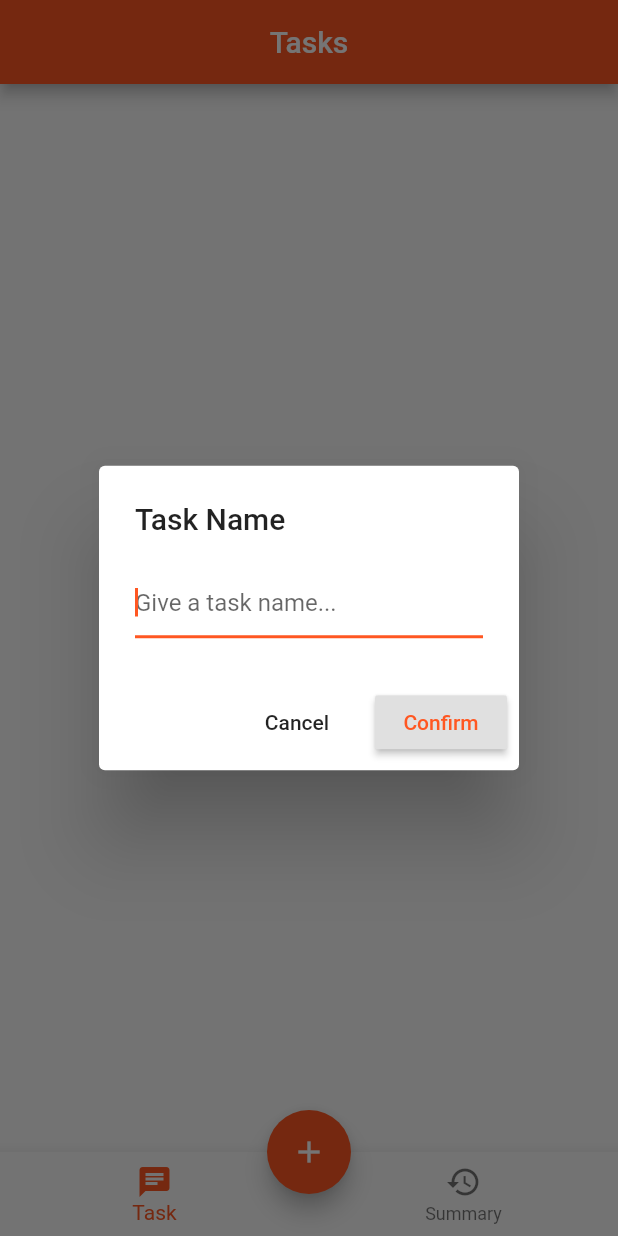
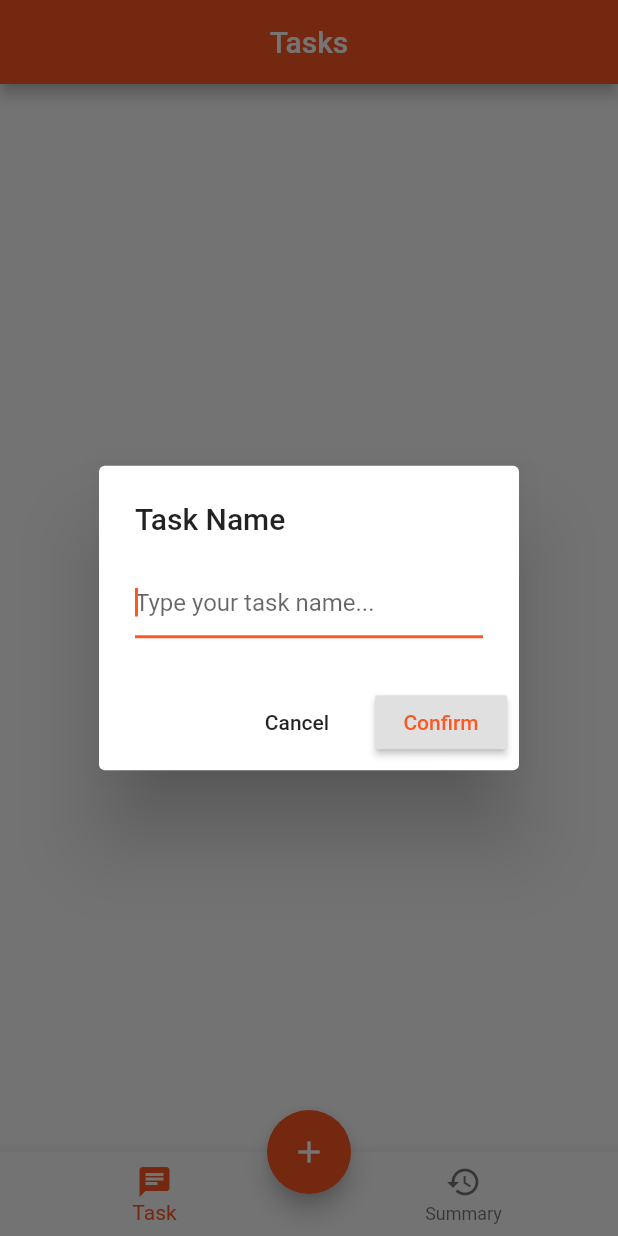
Before and after one commit to linusyoung/darka, a Flutter app: the screen it shows after launch, after a tap on the "add" icon, on a phone screen of 412 x 824 dp. Run offline on Flutter 3.47's test engine with Material 2 defaults, Android fonts, the phone set to English and light mode, and no system bars; our stand-ins replace audioplayers, bloc, flutter_bloc, percent_indicator, sqflite; missing offline and left inert: flutter_calendar; accounts and stored records are empty.

Commit message:
add content label in home page

```diff
--- a/lib/pages/home_page.dart
+++ b/lib/pages/home_page.dart
@@ -51,8 +51,15 @@ class _TaskPageState extends State<TaskPage> {
             ],
             child: Scaffold(
               appBar: AppBar(
-                title:
-                    activeTab == AppTab.tasks ? Text('Tasks') : Text('Summary'),
+                title: activeTab == AppTab.tasks
+                    ? Text(
+                        'Tasks',
+                        semanticsLabel: 'Tasks',
+                      )
+                    : Text(
+                        'Summary',
+                        semanticsLabel: 'Summary',
+                      ),
                 centerTitle: true,
               ),
               body: activeTab == AppTab.tasks
@@ -78,7 +85,10 @@ class _TaskPageState extends State<TaskPage> {
 
   Widget taskPage(BuildContext context) {
     var snackBar = SnackBar(
-      content: Text('Task is removed.'),
+      content: Text(
+        'Task is removed.',
+        semanticsLabel: 'Task is removed.',
+      ),
     );
 
     return BlocBuilder(
@@ -116,7 +126,10 @@ class _TaskPageState extends State<TaskPage> {
                   ),
           );
         } else if (state is TasksNotLoaded) {
-          return Text('not loaded');
+          return Text(
+            'not loaded',
+            semanticsLabel: 'data is not loaded.',
+          );
         }
         return null;
       },
@@ -159,12 +172,15 @@ class _TaskPageState extends State<TaskPage> {
   Future<String> _showTaskInput(BuildContext context) async {
     String taskName;
     var inputText = AlertDialog(
-      title: Text('Task Name'),
+      title: Text(
+        'Task Name',
+        semanticsLabel: 'Task Name',
+      ),
       content: TextField(
         autofocus: true,
         decoration: InputDecoration(
-          hintText: 'Give a task name...',
-        ),
+            hintText: 'Type your task name...',
+            semanticCounterText: 'Type your task name...'),
         onChanged: (text) {
           taskName = text;
         },
@@ -181,11 +197,12 @@ class _TaskPageState extends State<TaskPage> {
         RaisedButton(
             child: Text(
               'Confirm',
+              semanticsLabel: 'Confirm',
             ),
             textColor: Colors.deepOrange,
             onPressed: () {
               Navigator.of(context).pop(taskName);
-              print(taskName);
+              // print(taskName);
             }),
       ],
     );
```
